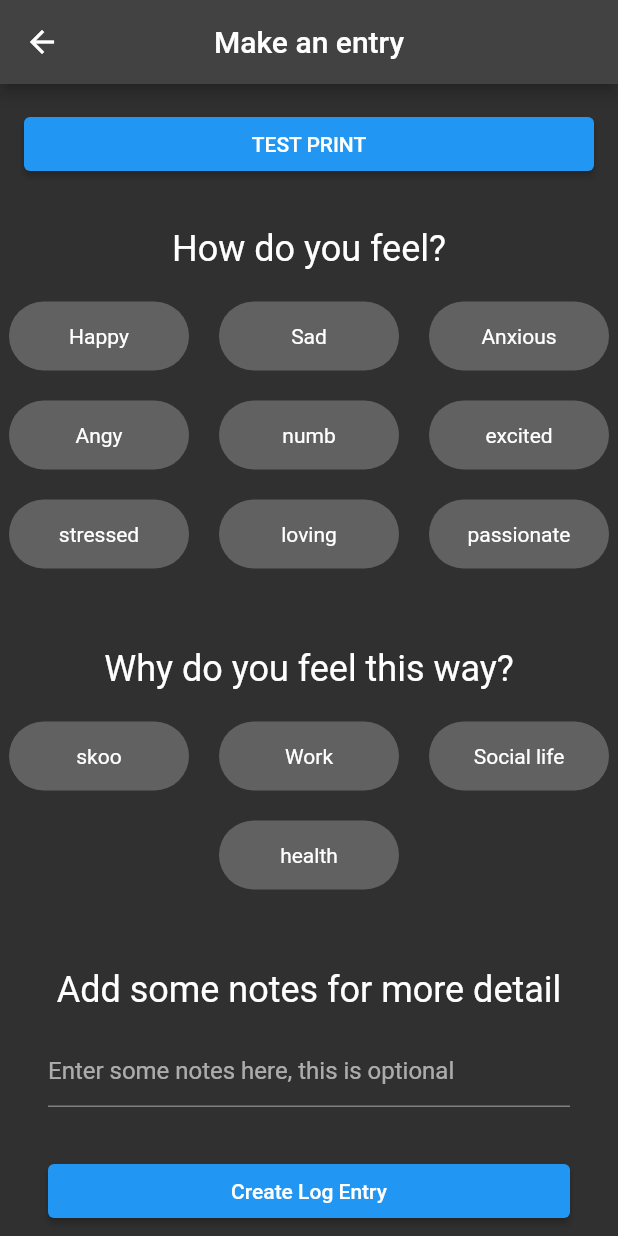
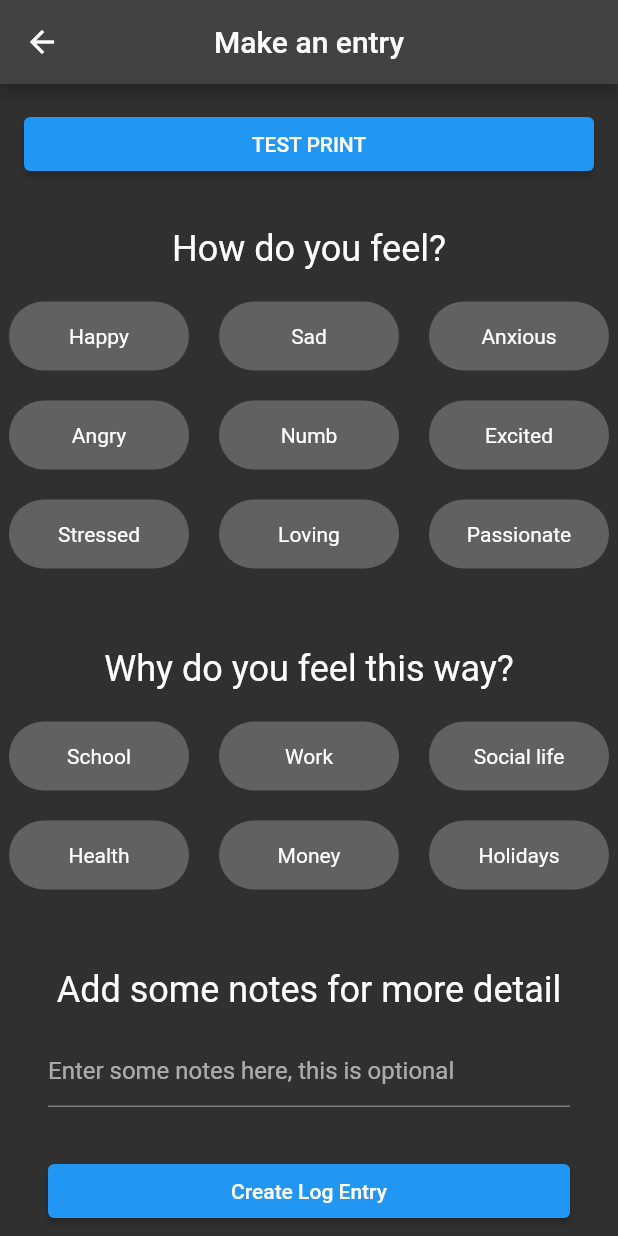
Before and after one commit to benlagreca02/mood_tracker, a Flutter app: the screen it shows after launch, after a tap on the "add" icon, on a phone screen of 412 x 824 dp. Run offline on Flutter 3.47's test engine with Material 2 defaults, Android fonts, the light colour scheme and no system bars.

Commit message:
Minor changes to dummy data and the main log entry dispaly widget

```diff
--- a/lib/main.dart
+++ b/lib/main.dart
@@ -10,7 +10,8 @@ import 'src/user_model.dart';
 void main() {
   runApp(
     ChangeNotifierProvider(
-      // dummy data, really not that epic
+      // This is just dummy data, in the future, this will be pulled from some webserver that I make
+      // The server will hold all user's data and their relations
       create: (context) =>
       UserModel(
         name: "Brian May",
@@ -19,42 +20,44 @@ void main() {
           Emotion("Happy"),
           Emotion("Sad"),
           Emotion("Anxious"),
-          Emotion("Angy"),
-          Emotion("numb"),
-          Emotion("excited"),
-          Emotion("stressed"),
-          Emotion("loving"),
-          Emotion("passionate"),
+          Emotion("Angry"),
+          Emotion("Numb"),
+          Emotion("Excited"),
+          Emotion("Stressed"),
+          Emotion("Loving"),
+          Emotion("Passionate"),
         ],
         factorsSet: [
-          Factor("skoo"),
+          Factor("School"),
           Factor("Work"),
           Factor("Social life"),
-          Factor("health")
+          Factor("Health"),
+          Factor("Money"),
+          Factor("Holidays"),
         ],
 
         logEntryList:
         [
           LogEntry(
-            selectedFactors: {Factor("factor1"), Factor("factor2")},
-            selectedEmotions: {Emotion("Emotion1"), Emotion("Emotion2")},
-            note: "this is a note on the first entry!",
+            selectedFactors: {Factor("Accomplished Goals"), Factor("School")},
+            selectedEmotions: {Emotion("Proud"), Emotion("Excited")},
+            note: "Just finished a big project!",
             dateTime: DateTime.utc(2002, 2,8),
           ),
           LogEntry(
-            selectedFactors: {Factor("factor3"), Factor("factor4")},
-            selectedEmotions: {Emotion("Emotion3"), Emotion("Emotion4")},
-            note: "this is a note on the second entry!",
+            selectedFactors: {Factor("School")},
+            selectedEmotions: {Emotion("Depressed"), Emotion("Hopeless")},
+            note: "Got a really bad grade on that project",
             dateTime: DateTime.utc(2002, 10,2),
           ),
           LogEntry(
-            selectedFactors: {Factor("factor5"), Factor("factor6")},
-            selectedEmotions: {Emotion("Emotion5"), Emotion("Emotion6")},
-            dateTime: DateTime.utc(2016,3,16),
+            selectedFactors: {Factor("The Mrs.")},
+            selectedEmotions: {Emotion("Happy")},
+            dateTime: DateTime.utc(2022,11,17),
           )
         ],
       ),
-      child:  MyApp()
+      child:  const MyApp()
     )
   );
 }
@@ -62,6 +65,8 @@ void main() {
 
 
 class MyApp extends StatefulWidget {
+  const MyApp({Key? key}) : super(key: key);
+
   @override
   _MyAppState createState() => _MyAppState();
 }
@@ -74,6 +79,7 @@ class _MyAppState extends State<MyApp> {
       initialRoute: '/homeScreen',
       routes: {
         '/homeScreen': (context) => const HomeScreen(),
+        // In the future, I may change the make entry screen to a popup? For now it works fine though
         '/makeEntryScreen': (context) => const MakeEntryScreen(),
       }
     );
--- a/lib/pages/widgets/log_entry_widget.dart
+++ b/lib/pages/widgets/log_entry_widget.dart
@@ -9,7 +9,7 @@ class LogEntryWidget extends StatelessWidget {
 
   final LogEntry _logEntry;
 
-  LogEntryWidget(this._logEntry);
+  const LogEntryWidget(this._logEntry);
 
   @override
   Widget build(BuildContext context) {
@@ -27,23 +27,20 @@ class LogEntryWidget extends StatelessWidget {
               )
           );
         },
-        // The small summary card shown on the screen
+        // The small summary card shown on the home screen
         child: Container(
           padding: const EdgeInsets.all(16),
           color: Theme.of(context).cardColor,
           child: Column(
-            crossAxisAlignment: CrossAxisAlignment.center,
+            crossAxisAlignment: CrossAxisAlignment.start,
             children: [
               Row(
-
                 children: [
                   Expanded(child: Text(_logEntry.selectedEmotions.first.name, style: Theme.of(context).textTheme.headline5)),
                   Text(DateFormat('E. LLL. d yyyy').format(_logEntry.dateTime))
                 ],
               ),
-              Row(
-                children: _logEntry.selectedFactors.map((e) => Text(e.toString() + ' ')).toList()
-              )
+              Text(_logEntry.selectedFactors.join(", "), textAlign: TextAlign.left)
             ]
           ),
         ),
```
